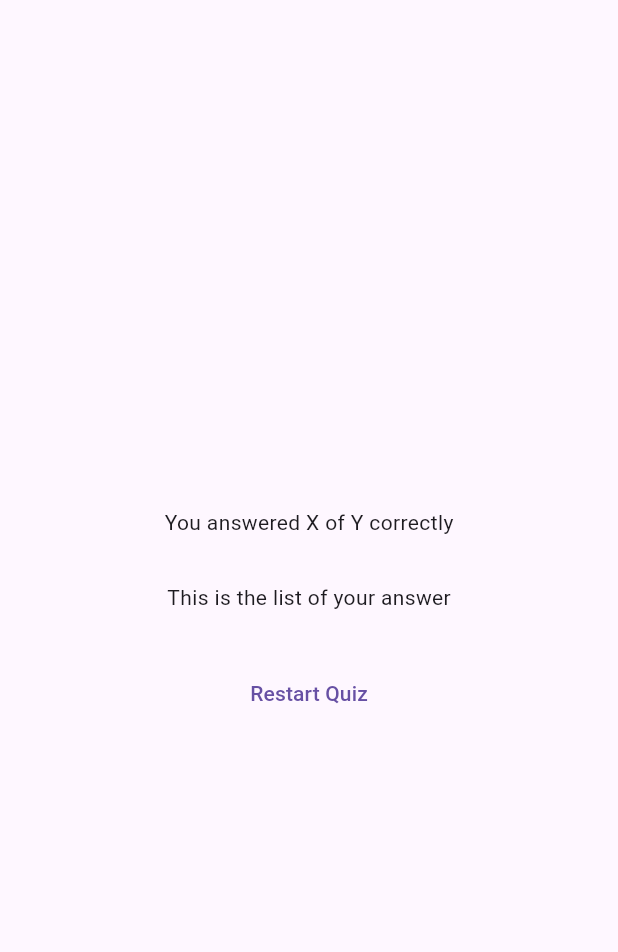
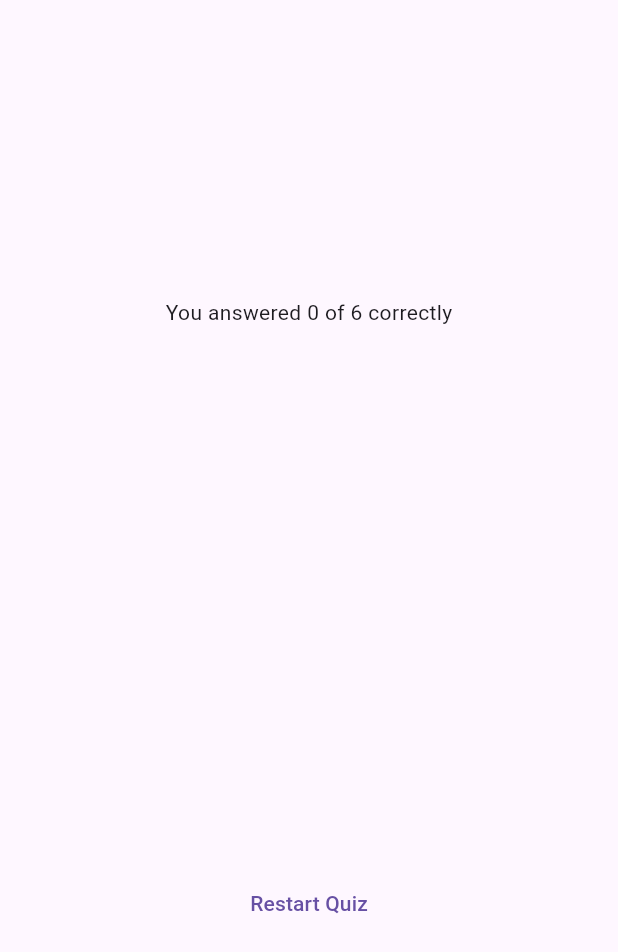
Before and after one commit to ikhsanmuhamad22/Flutter-quiz_app, a Flutter app: the ResultScreen widget shown alone on an empty page, opened directly with empty values, on a phone screen of 412 x 824 dp. Shown: the top 952 px of the screen. Run offline on Flutter 3.47's test engine with Material 3 defaults, Android fonts, the phone set to English and light mode, and no system bars; our stand-ins replace google_fonts.

Commit message:
add: data summary for result secreen & fun scrolable

```diff
--- a/lib/quiz.dart
+++ b/lib/quiz.dart
@@ -28,7 +28,6 @@ class _QuizState extends State<Quiz> {
 
     if (listAnswer.length == questions.length) {
       setState(() {
-        listAnswer = [];
         activeScreen = 'result-screen';
       });
     }
--- a/lib/result_screen.dart
+++ b/lib/result_screen.dart
@@ -1,5 +1,6 @@
 import 'package:flutter/material.dart';
 import 'package:quiz_app/data/questions.dart';
+import 'package:quiz_app/questions_summry.dart';
 
 class ResultScreen extends StatelessWidget {
   const ResultScreen({super.key, required this.chosenAnswer});
@@ -12,8 +13,8 @@ class ResultScreen extends StatelessWidget {
     for (var i = 0; i < chosenAnswer.length; i++) {
       summery.add({
         'questions_index': i,
-        'question': questions[0].text,
-        'correct_answer': questions[0].answer[0],
+        'question': questions[i].text,
+        'correct_answer': questions[i].answer[0],
         'user_answer': chosenAnswer[i]
       });
     }
@@ -23,6 +24,12 @@ class ResultScreen extends StatelessWidget {
 
   @override
   Widget build(BuildContext context) {
+    final dataSammry = getDataSummery();
+    final numTotalQuestions = questions.length;
+    final numCorrectQuestions = dataSammry.where((data) {
+      return data['correct_answer'] == data['user_answer'];
+    }).length;
+
     return SizedBox(
       width: double.infinity,
       child: Container(
@@ -30,11 +37,12 @@ class ResultScreen extends StatelessWidget {
         child: Column(
           mainAxisAlignment: MainAxisAlignment.center,
           children: [
-            Text('You answered X of Y correctly'),
+            Text(
+                'You answered $numCorrectQuestions of $numTotalQuestions correctly'),
             SizedBox(
               height: 30,
             ),
-            Text('This is the list of your answer'),
+            QuestionsSummery(summeryData: getDataSummery()),
             SizedBox(
               height: 30,
             ),
```
Also changed, not shown: lib/questions_summry.dart (added, +35 -0 lines).
